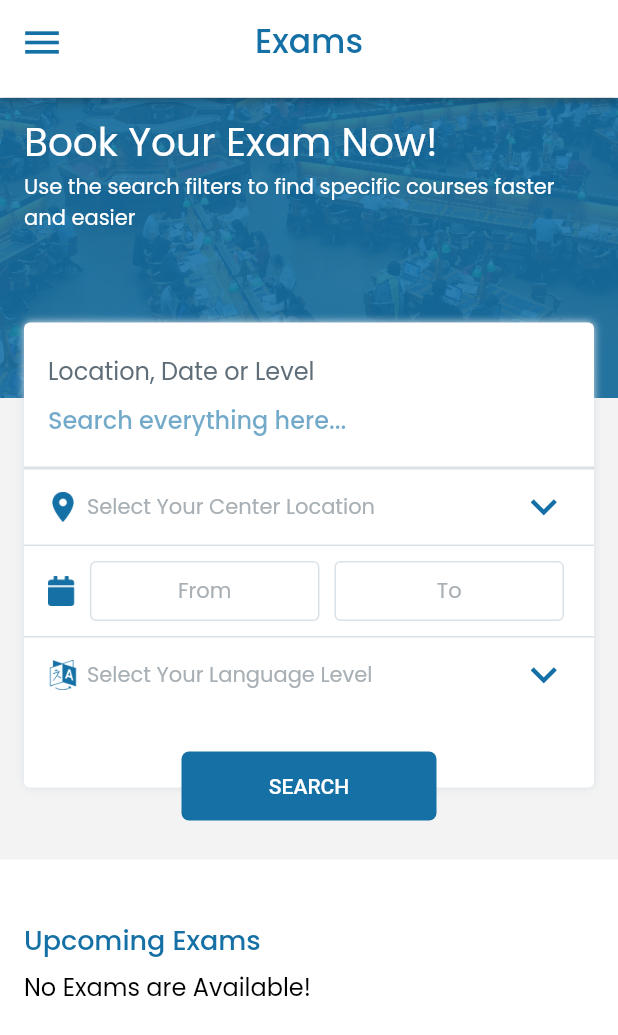
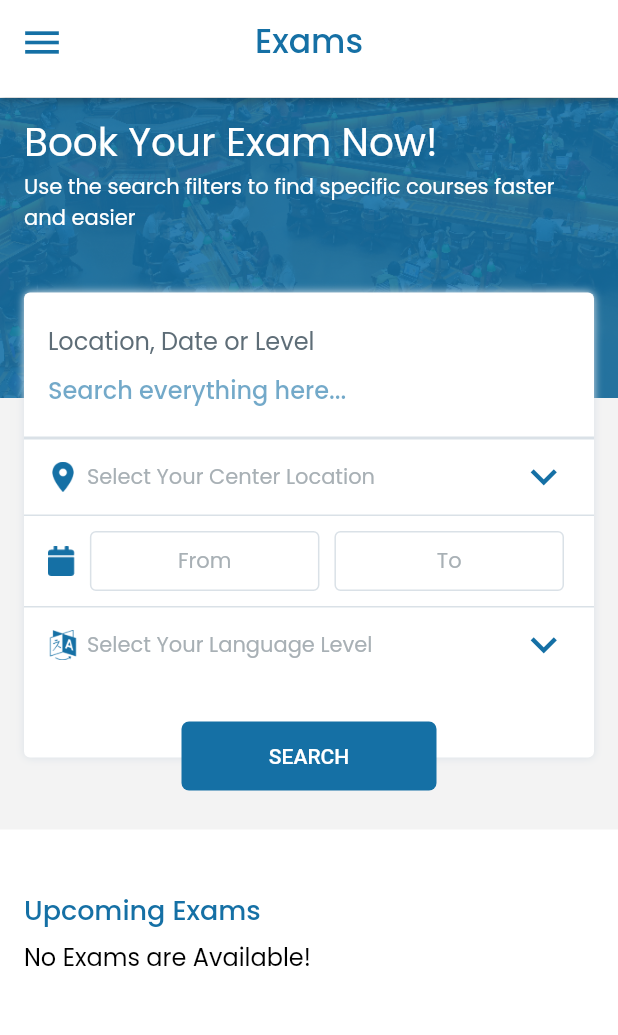
Before and after one commit to vikramS-addweb/Flutter-BBZ-Private, a Flutter app: the Exam screen opened directly, on a phone screen of 412 x 824 dp. Shown: the top 1035 px of the screen. Run offline on Flutter 3.47's test engine with Material 2 defaults, Android fonts, the phone set to English and light mode, and no system bars; our stand-ins replace connectivity_plus, country_picker, custom_navigation_bar, flutter_html, flutter_svg, flutter_svg_provider and 7 more; missing offline and left inert: custom_top_navigator, devicelocale, flutter_paypal, flutter_stripe; accounts and stored records are empty; network calls fail.

Commit message:
exam screen fitted box

```diff
--- a/lib/Views/Exam.dart
+++ b/lib/Views/Exam.dart
@@ -214,13 +214,15 @@ class _ExamState extends State<Exam> {
                                   const SizedBox(
                                     height: 10,
                                   ),
-                                  Text(
-                                    'Book Your Exam Now!'.tr,
-                                    style: TextStylesCustom.textStyles_26.apply(
-                                      color: Colors.white,
-                                      // fontWeightDelta: 2,
+                                  FittedBox(
+                                    child: Text(
+                                      'Book Your Exam Now!'.tr,
+                                      style: TextStylesCustom.textStyles_26.apply(
+                                        color: Colors.white,
+                                        // fontWeightDelta: 2,
+                                      ),
+                                      // maxLines: 2,
                                     ),
-                                    // maxLines: 2,
                                   ),
                                   Text(
                                     'Use the search filters to find specific courses faster and easier'.tr,
@@ -240,7 +242,7 @@ class _ExamState extends State<Exam> {
                                   // height: 320,
                                   width: Get.mediaQuery.size.width,
                                   margin: const EdgeInsets.only(
-                                      top: 150, left: 16, right: 16),
+                                      top: 130, left: 16, right: 16),
                                   padding: const EdgeInsets.only(
                                     top: 20,
                                   ),
```
